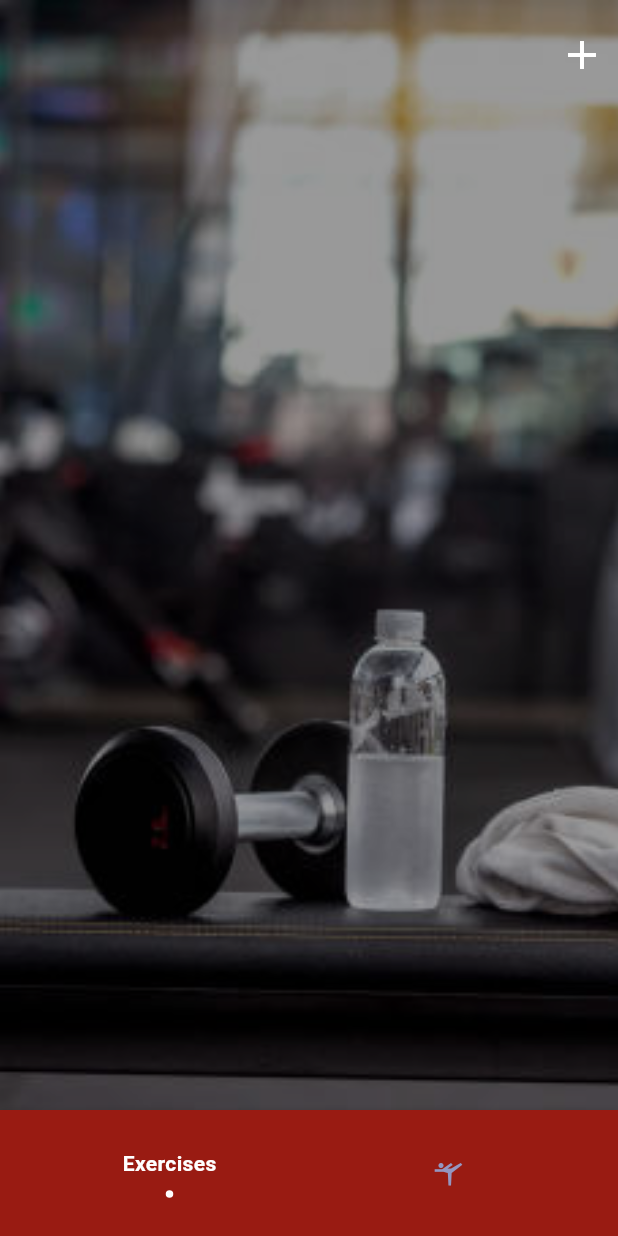
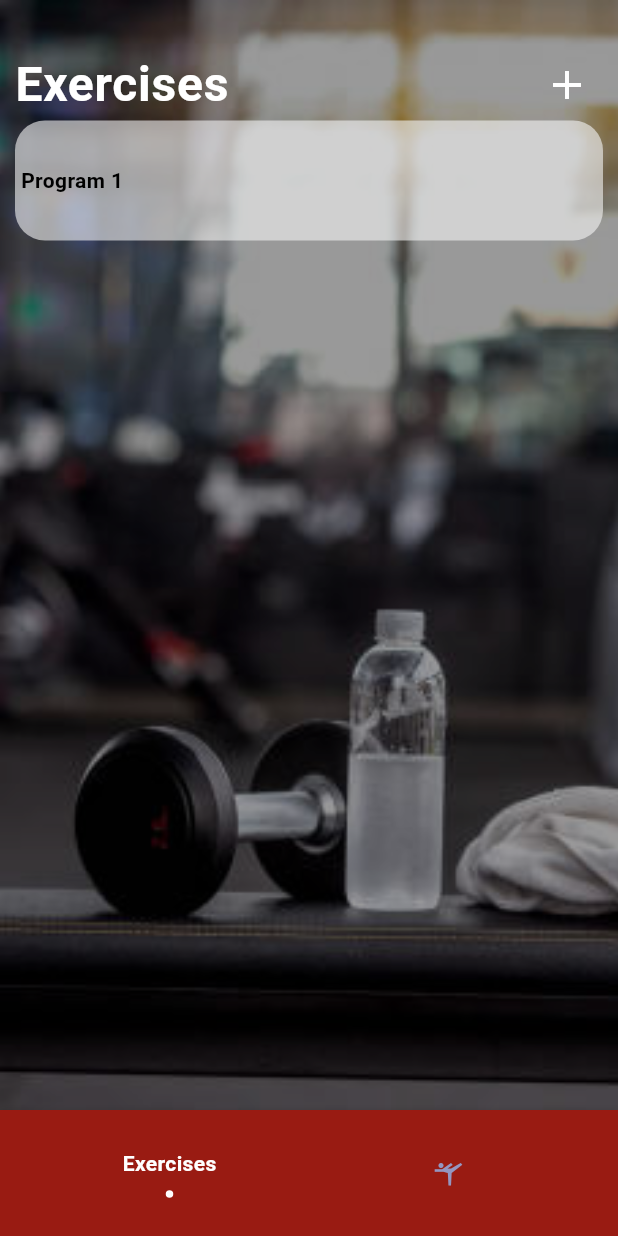
Before and after one commit to Awabmohamed87/Just_For_Rats, a Flutter app: the HomePage screen opened directly, on a phone screen of 412 x 824 dp. Run offline on Flutter 3.47's test engine with Material 2 defaults, Android fonts, the phone set to English and light mode, and no system bars; drawn by our look-alikes of flashy_tab_bar2; our stand-ins replace shared_preferences; accounts and stored records are empty.

Commit message:
V 1.1
Started developing home screen.

```diff
--- a/lib/main.dart
+++ b/lib/main.dart
@@ -1,6 +1,7 @@
 import 'package:flutter/material.dart';
 import 'package:just_for_rats/controllers/db_helper.dart';
 import 'package:just_for_rats/providers/auth.dart';
+import 'package:just_for_rats/providers/user.dart';
 import 'package:just_for_rats/screens/welcome_screen.dart';
 import 'package:provider/provider.dart';
 
@@ -9,7 +10,10 @@ import 'screens/homeScreen.dart';
 void main() async {
   WidgetsFlutterBinding.ensureInitialized();
   DBHelper.init();
-  runApp(ChangeNotifierProvider(create: (_) => Auth(), child: const MyApp()));
+  runApp(MultiProvider(providers: [
+    ChangeNotifierProvider(create: (_) => Auth()),
+    ChangeNotifierProvider(create: (_) => User()),
+  ], child: const MyApp()));
 }
 
 class MyApp extends StatelessWidget {
--- /dev/null
+++ b/lib/providers/training_program.dart
@@ -0,0 +1,12 @@
+import 'package:flutter/material.dart';
+
+import 'exercise.dart';
+
+class TrainingProgram with ChangeNotifier {
+  final String id;
+  final String title;
+  List<Exercise>? exercises = [];
+  final Duration restDuration;
+
+  TrainingProgram(this.id, this.title, this.restDuration, {this.exercises});
+}
--- /dev/null
+++ b/lib/providers/user.dart
@@ -0,0 +1,30 @@
+import 'package:flutter/material.dart';
+import 'package:just_for_rats/providers/training_program.dart';
+import 'package:shared_preferences/shared_preferences.dart';
+
+class User with ChangeNotifier {
+  String? name;
+  int? age;
+  double? weight;
+  double? height;
+  List<TrainingProgram> trainingPrograms = [
+    TrainingProgram('0', 'Pro Split', const Duration(seconds: 10))
+  ];
+
+  registerUser({name, age, weight, height}) async {
+    this.name = name;
+    this.age = age;
+    this.weight = weight;
+    this.height = height;
+    SharedPreferences prefs = await SharedPreferences.getInstance();
+    prefs.setString('name', name);
+    prefs.setInt('age', age);
+    prefs.setDouble('weight', weight);
+    prefs.setDouble('height', height);
+  }
+
+  setFirstProgram(String title, {List<String>? days}) {
+    print(title);
+    print(days!.length);
+  }
+}
--- a/lib/screens/homeScreen.dart
+++ b/lib/screens/homeScreen.dart
@@ -2,6 +2,10 @@
 
 import 'package:flashy_tab_bar2/flashy_tab_bar2.dart';
 import 'package:flutter/material.dart';
+import 'package:just_for_rats/widgets/program_tile.dart';
+import 'package:provider/provider.dart';
+
+import '../providers/user.dart';
 
 class HomePage extends StatefulWidget {
   const HomePage({super.key});
@@ -50,12 +54,17 @@ class _HomePageState extends State<HomePage> {
             height: double.infinity,
             color: const Color.fromRGBO(0, 0, 0, 0.4),
           ),
-          SingleChildScrollView(
+          Padding(
+            padding: const EdgeInsets.symmetric(vertical: 20, horizontal: 10),
             child: Column(
               children: [
                 SizedBox(height: deviceSize.height * 0.015),
                 Row(
                   children: [
+                    Text(
+                      'Exercises',
+                      style: Theme.of(context).textTheme.bodyLarge,
+                    ),
                     const Spacer(),
                     IconButton(
                       onPressed: () {},
@@ -66,7 +75,13 @@ class _HomePageState extends State<HomePage> {
                       ),
                     ),
                   ],
-                )
+                ),
+                Expanded(
+                  child: ListView.builder(
+                      itemCount:
+                          Provider.of<User>(context).trainingPrograms.length,
+                      itemBuilder: ((context, index) => ProgramTile())),
+                ),
               ],
             ),
           )
--- /dev/null
+++ b/lib/widgets/program_tile.dart
@@ -0,0 +1,32 @@
+import 'package:flutter/material.dart';
+
+class ProgramTile extends StatefulWidget {
+  const ProgramTile({super.key});
+
+  @override
+  State<ProgramTile> createState() => _ProgramTileState();
+}
+
+class _ProgramTileState extends State<ProgramTile> {
+  @override
+  Widget build(BuildContext context) {
+    return Container(
+      height: 80,
+      decoration: BoxDecoration(
+          borderRadius: BorderRadius.circular(20),
+          color: Colors.grey[100]!.withOpacity(0.6)),
+      child: Card(
+        color: Colors.transparent,
+        elevation: 0,
+        child: Row(
+          children: [
+            Text(
+              'Program 1',
+              style: TextStyle(color: Colors.black),
+            )
+          ],
+        ),
+      ),
+    );
+  }
+}
```
Also changed, not shown: lib/providers/auth.dart (+8 -0 lines), lib/providers/exercise.dart (added, +10 -0 lines), lib/screens/welcome_screen.dart (+35 -0 lines).
